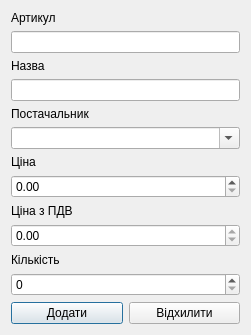
CreatorBooMGit/SShop, file addgooddialog.ui: the form before one commit.
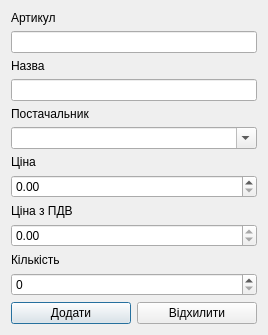
The form after the commit. Icons and pictures are not drawn.

The edit to the form file:
```diff
--- a/addgooddialog.ui
+++ b/addgooddialog.ui
@@ -6,7 +6,7 @@
    <rect>
     <x>0</x>
     <y>0</y>
-    <width>251</width>
+    <width>266</width>
     <height>326</height>
    </rect>
   </property>
@@ -84,6 +84,18 @@
     <layout class="QHBoxLayout" name="horizontalLayout">
      <item>
       <widget class="QPushButton" name="addButton">
+       <property name="minimumSize">
+        <size>
+         <width>120</width>
+         <height>0</height>
+        </size>
+       </property>
+       <property name="maximumSize">
+        <size>
+         <width>120</width>
+         <height>16777215</height>
+        </size>
+       </property>
        <property name="text">
         <string>Додати</string>
        </property>
@@ -91,6 +103,18 @@
      </item>
      <item>
       <widget class="QPushButton" name="cancelButton">
+       <property name="minimumSize">
+        <size>
+         <width>120</width>
+         <height>0</height>
+        </size>
+       </property>
+       <property name="maximumSize">
+        <size>
+         <width>120</width>
+         <height>16777215</height>
+        </size>
+       </property>
        <property name="text">
         <string>Відхилити</string>
        </property>
```
